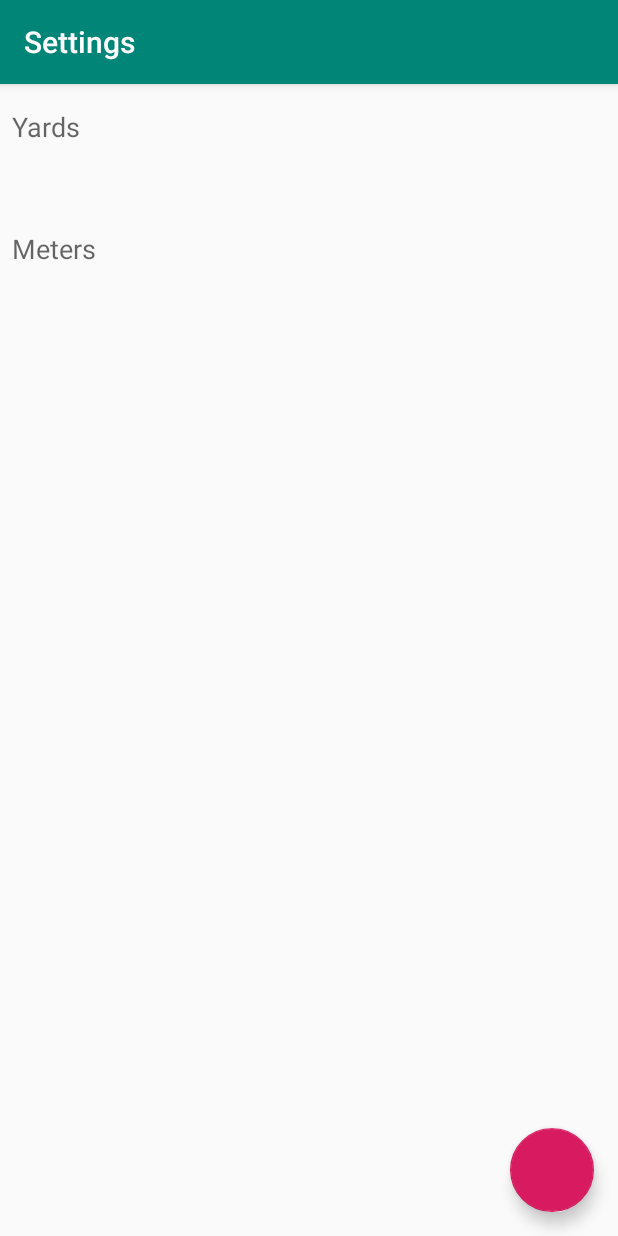
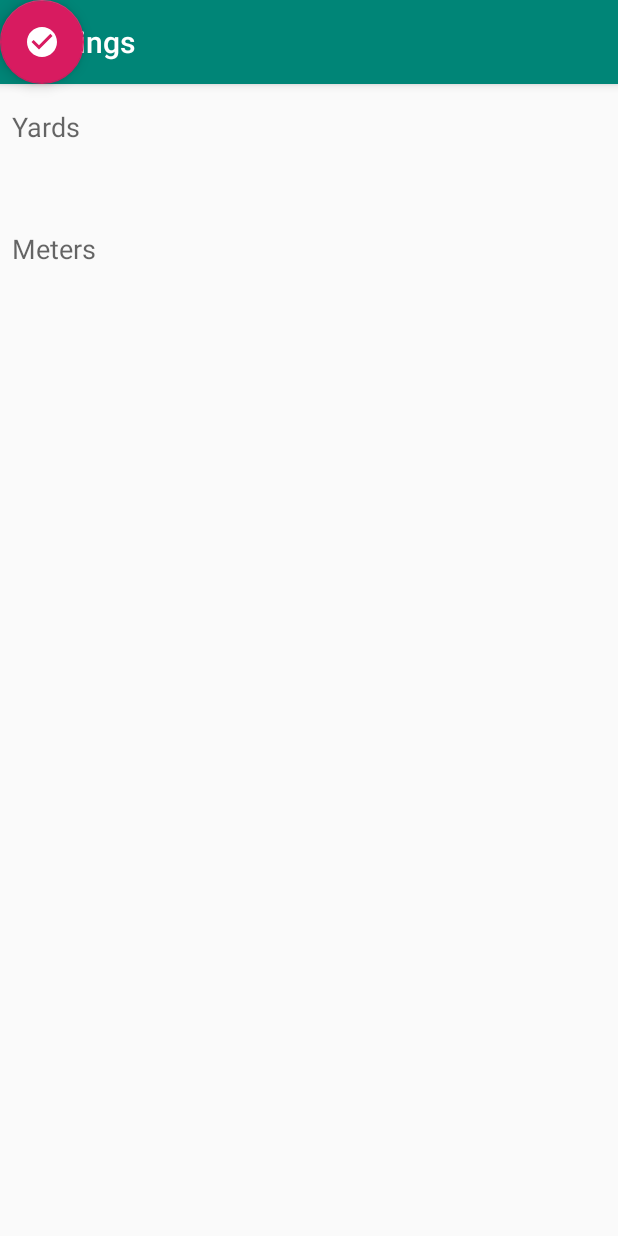
Before and after one commit to lundjrl/Conversion-Calculator, an Android app: the Settings screen opened directly, with no data from a screen before it, on a phone screen of 412 x 824 dp. Run offline under Robolectric (Android 15) with nearby library versions, the phone set to English and light mode, and no system bars.

Commit message:
Merge branch 'master' of https://github.com/lundjrl/Conversion-Calculator added new button # Conflicts: #	app/src/main/java/com/example/calculatorconversion/MainActivity.java

```diff
--- a/app/build.gradle
+++ b/app/build.gradle
@@ -31,4 +31,5 @@ dependencies {
     testImplementation 'junit:junit:4.12'
     androidTestImplementation 'androidx.test:runner:1.1.1'
     androidTestImplementation 'androidx.test.espresso:espresso-core:3.1.1'
+    android.defaultConfig.vectorDrawables.useSupportLibrary = true
 }
--- a/app/src/main/java/com/example/calculatorconversion/Settings.java
+++ b/app/src/main/java/com/example/calculatorconversion/Settings.java
@@ -19,14 +19,14 @@ public class Settings extends AppCompatActivity {
         Toolbar toolbar = findViewById(R.id.toolbar);
         setSupportActionBar(toolbar);
 
-        FloatingActionButton fab = findViewById(R.id.fab);
-        fab.setOnClickListener(new View.OnClickListener() {
-            @Override
-            public void onClick(View view) {
-                Snackbar.make(view, "Replace with your own action", Snackbar.LENGTH_LONG)
-                        .setAction("Action", null).show();
-            }
-        });
+        //FloatingActionButton fab = findViewById(R.id.fab);
+        //fab.setOnClickListener(new View.OnClickListener() {
+//            @Override
+//            public void onClick(View view) {
+//                Snackbar.make(view, "Replace with your own action", Snackbar.LENGTH_LONG)
+//                        .setAction("Action", null).show();
+//            }
+//        });
+//    }
     }
-
 }
--- a/app/src/main/res/layout/activity_settings.xml
+++ b/app/src/main/res/layout/activity_settings.xml
@@ -21,13 +21,12 @@
     </com.google.android.material.appbar.AppBarLayout>
 
     <include layout="@layout/content_settings" />
-
     <com.google.android.material.floatingactionbutton.FloatingActionButton
-        android:id="@+id/fab"
-        android:layout_width="wrap_content"
-        android:layout_height="wrap_content"
-        android:layout_gravity="bottom|end"
-        android:layout_margin="@dimen/fab_margin"
-        android:icon="@drawable/ic_check_circle_black_24dp" />
+      android:id="@+id/floatingActionButton"
+      android:layout_width="wrap_content"
+      android:layout_height="wrap_content"
+      android:clickable="true"
+      app:srcCompat="@drawable/ic_check_circle_black_24dp"
+      android:focusable="true" />
 
 </androidx.coordinatorlayout.widget.CoordinatorLayout>
```
